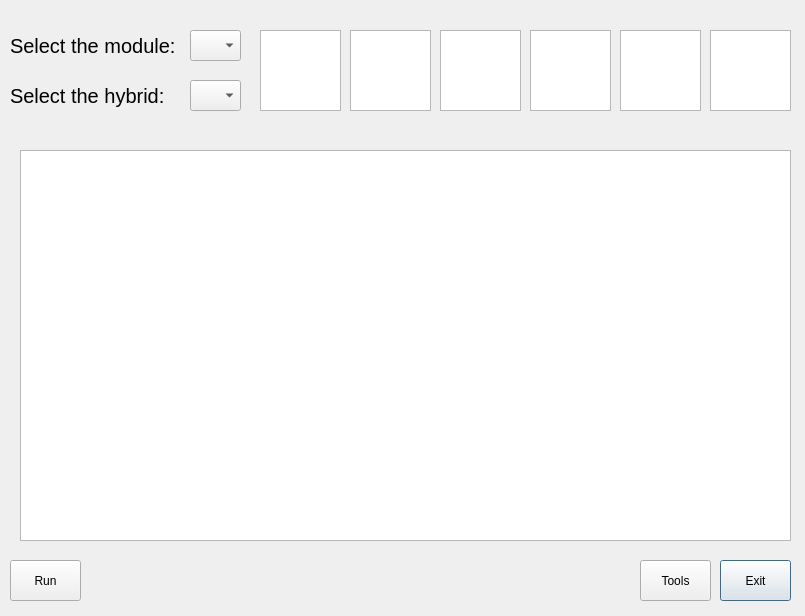
This is gui/QAgui.ui in adamazoulay/ITkTrackingGUI as Qt 5 draws it before an edit. The edited form follows.
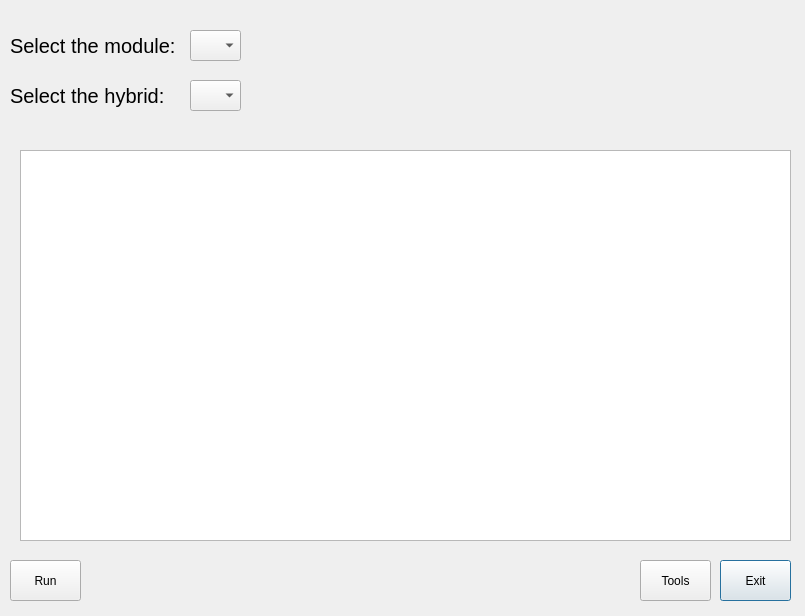
This is the edited form.

Commit message: Updated gui, has functioning image selection

What changed in the file:
```diff
--- a/gui/QAgui.ui
+++ b/gui/QAgui.ui
@@ -118,66 +118,6 @@
     <string>Select the hybrid:</string>
    </property>
   </widget>
-  <widget class="QGraphicsView" name="R0jpg">
-   <property name="geometry">
-    <rect>
-     <x>260</x>
-     <y>30</y>
-     <width>81</width>
-     <height>81</height>
-    </rect>
-   </property>
-  </widget>
-  <widget class="QGraphicsView" name="R3jpg">
-   <property name="geometry">
-    <rect>
-     <x>530</x>
-     <y>30</y>
-     <width>81</width>
-     <height>81</height>
-    </rect>
-   </property>
-  </widget>
-  <widget class="QGraphicsView" name="R2jpg">
-   <property name="geometry">
-    <rect>
-     <x>440</x>
-     <y>30</y>
-     <width>81</width>
-     <height>81</height>
-    </rect>
-   </property>
-  </widget>
-  <widget class="QGraphicsView" name="R1jpg">
-   <property name="geometry">
-    <rect>
-     <x>350</x>
-     <y>30</y>
-     <width>81</width>
-     <height>81</height>
-    </rect>
-   </property>
-  </widget>
-  <widget class="QGraphicsView" name="R4jpg">
-   <property name="geometry">
-    <rect>
-     <x>620</x>
-     <y>30</y>
-     <width>81</width>
-     <height>81</height>
-    </rect>
-   </property>
-  </widget>
-  <widget class="QGraphicsView" name="R5jpg">
-   <property name="geometry">
-    <rect>
-     <x>710</x>
-     <y>30</y>
-     <width>81</width>
-     <height>81</height>
-    </rect>
-   </property>
-  </widget>
   <widget class="QGraphicsView" name="mainImg">
    <property name="geometry">
     <rect>
@@ -188,6 +128,60 @@
     </rect>
    </property>
   </widget>
+  <widget class="QWidget" name="horizontalLayoutWidget">
+   <property name="geometry">
+    <rect>
+     <x>260</x>
+     <y>20</y>
+     <width>531</width>
+     <height>111</height>
+    </rect>
+   </property>
+   <layout class="QHBoxLayout" name="horizontalLayout">
+    <item>
+     <widget class="QLabel" name="R0jpg">
+      <property name="text">
+       <string/>
+      </property>
+     </widget>
+    </item>
+    <item>
+     <widget class="QLabel" name="R1jpg">
+      <property name="text">
+       <string/>
+      </property>
+     </widget>
+    </item>
+    <item>
+     <widget class="QLabel" name="R2jpg">
+      <property name="text">
+       <string/>
+      </property>
+     </widget>
+    </item>
+    <item>
+     <widget class="QLabel" name="R3jpg">
+      <property name="text">
+       <string/>
+      </property>
+     </widget>
+    </item>
+    <item>
+     <widget class="QLabel" name="R4jpg">
+      <property name="text">
+       <string/>
+      </property>
+     </widget>
+    </item>
+    <item>
+     <widget class="QLabel" name="R5jpg">
+      <property name="text">
+       <string/>
+      </property>
+     </widget>
+    </item>
+   </layout>
+  </widget>
  </widget>
  <tabstops>
   <tabstop>moduleName</tabstop>
```
The commit also changes 2 other files.
